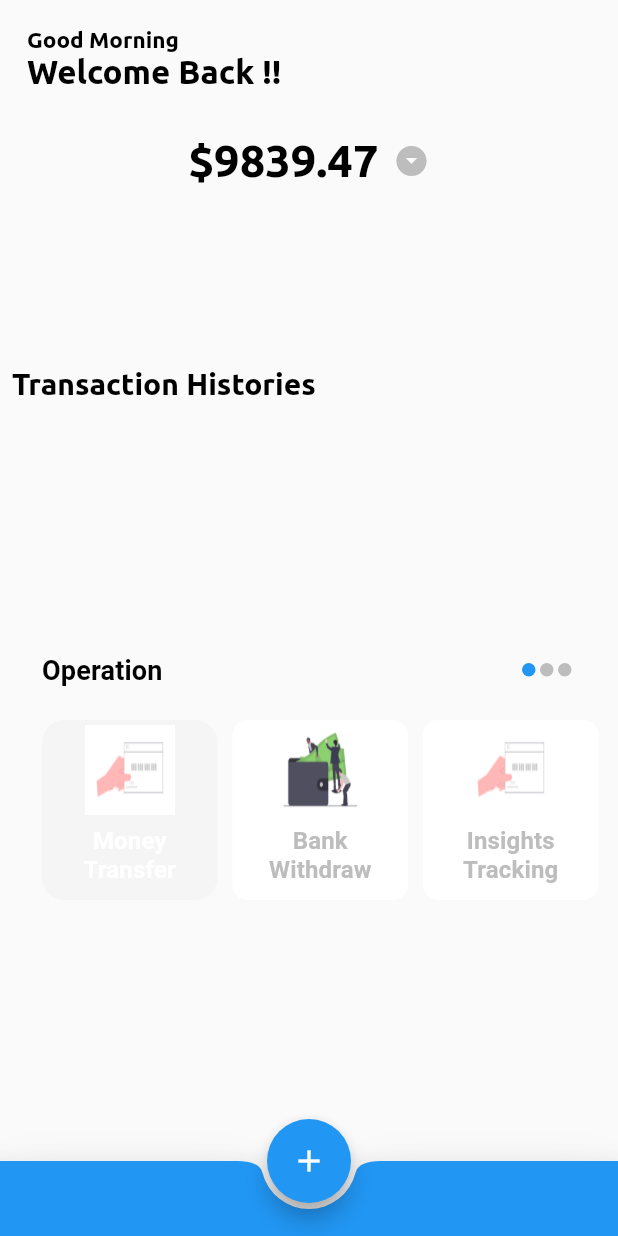
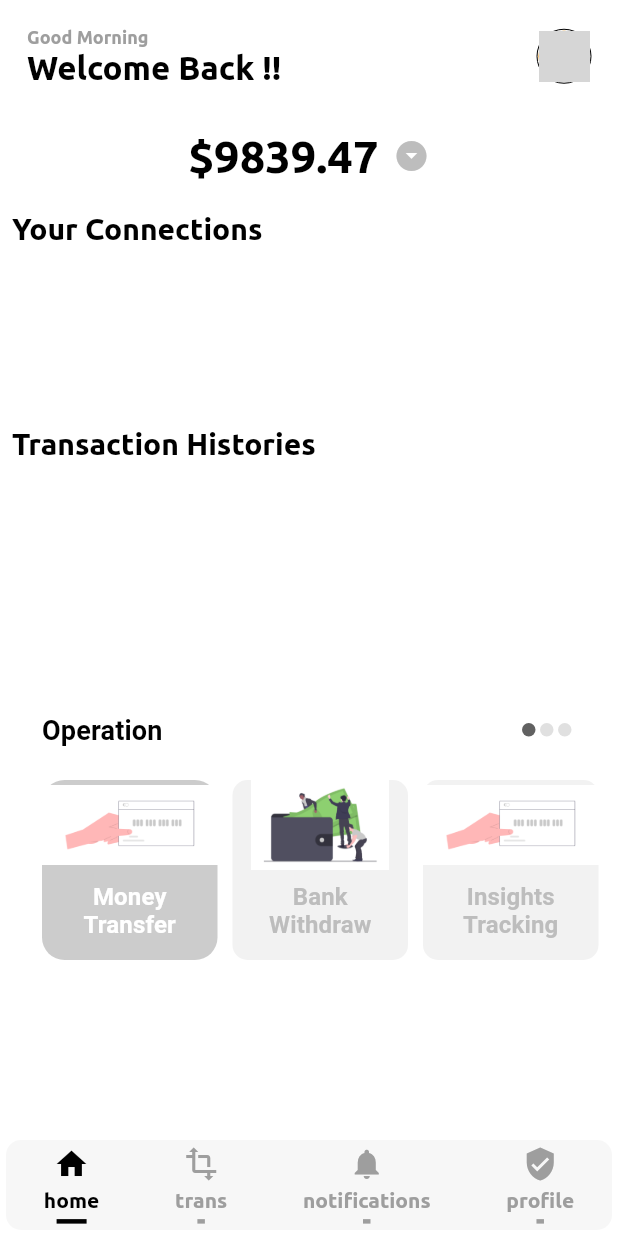
Before and after one commit to m7hamed-dev/bank_ui_moh_dev, a Flutter app: the HomeScreen screen opened directly, on a phone screen of 412 x 824 dp. Run offline on Flutter 3.47's test engine with Material 2 defaults, Android fonts, the phone set to English and light mode, and no system bars; our stand-ins replace cloud_firestore, firebase_auth, firebase_core, shared_preferences, sqflite; accounts and stored records are empty; network calls fail; grey boxes are pictures that could not be loaded.

Commit message:
enhance ui

```diff
--- a/lib/components/operationCard/operation_card.dart
+++ b/lib/components/operationCard/operation_card.dart
@@ -25,7 +25,10 @@ class _OperationCardState extends State<OperationCard> {
       height: 117,
       width: 117,
       decoration: BoxDecoration(
-        color: widget.isSelected ? Colors.black.withOpacity(.02) : Colors.white,
+        borderRadius: BorderRadius.circular(widget.isSelected ? 15.0 : 10.0),
+        color: widget.isSelected
+            ? Colors.black.withOpacity(.20)
+            : Colors.black.withOpacity(.05),
         // boxShadow: [
         //   BoxShadow(
         //     color: Colors.black.withOpacity(.06),
@@ -34,19 +37,28 @@ class _OperationCardState extends State<OperationCard> {
         //     offset: const Offset(0.2, 2.0),
         //   ),
         // ],
-        borderRadius: BorderRadius.circular(widget.isSelected ? 15.0 : 10.0),
       ),
       child: Column(
-        mainAxisAlignment: MainAxisAlignment.center,
-        crossAxisAlignment: CrossAxisAlignment.center,
+        // mainAxisAlignment: MainAxisAlignment.center,
+        // crossAxisAlignment: CrossAxisAlignment.center,
         children: [
-          Image.asset(
-            widget.operationIcon,
-            fit: BoxFit.fill,
+          Container(
             height: 60.0,
-            width: 60.0,
-            // color: widget.isSelected ? Colors.white : Colors.blue,
+            // width: 117,
+            decoration: BoxDecoration(
+                image: DecorationImage(
+              image: AssetImage(
+                widget.operationIcon,
+              ),
+            )),
           ),
+          // Image.asset(
+          //   widget.operationIcon,
+          //   fit: BoxFit.fill,
+          //   height: 60.0,
+          //   // width: 60.0,
+          //   // color: widget.isSelected ? Colors.white : Colors.blue,
+          // ),
           Padding(
             padding: const EdgeInsets.all(8.0),
             child: Text(
--- a/lib/screens/home_screen.dart
+++ b/lib/screens/home_screen.dart
@@ -3,6 +3,7 @@ import 'package:bank_ui_moh_dev/components/transactionHistory/transactionHistory
 import 'package:bank_ui_moh_dev/constants/constants.dart';
 import 'package:bank_ui_moh_dev/database/databaseHelper.dart';
 import 'package:bank_ui_moh_dev/model/transectionDetails.dart';
+import 'package:bank_ui_moh_dev/screens/account/profile_view.dart';
 import 'package:bank_ui_moh_dev/screens/home/listview_atm_card.dart';
 import 'package:bank_ui_moh_dev/style/txt_style.dart';
 import 'package:bank_ui_moh_dev/tools/push.dart';
@@ -33,6 +34,18 @@ class _HomeScreenState extends State<HomeScreen> {
 
   int current = 0;
   List datas = ["Money Transfer", "Bank Withdraw", "Insights Tracking"];
+  final List pagesName = <String>[
+    'home',
+    'trans',
+    'notifications',
+    'profile',
+  ];
+  final List iconsName = <IconData>[
+    Icons.home,
+    Icons.transform,
+    Icons.notifications,
+    Icons.verified_user,
+  ];
 
   void getGreeting() {
     if (currentTime.hour < 12) {
@@ -61,10 +74,11 @@ class _HomeScreenState extends State<HomeScreen> {
     getGreeting();
   }
 
+  int selectedPageindex = 0;
   @override
   Widget build(BuildContext context) {
     return Scaffold(
-      // backgroundColor: mgBgColor,
+      backgroundColor: Colors.white,
       body: SafeArea(
         child: SingleChildScrollView(
           physics: const BouncingScrollPhysics(),
@@ -76,6 +90,11 @@ class _HomeScreenState extends State<HomeScreen> {
                 HeaderAccount(greeting: greeting),
                 const SizedBox(height: 20.0),
                 const CurrentAmount(),
+                const SizedBox(height: 20.0),
+                Text(
+                  'Your Connections',
+                  style: TxtStyle.style(fontSize: 20.0),
+                ),
                 const SizedBox(
                   height: 100,
                   child: UsersView(),
@@ -119,8 +138,8 @@ class _HomeScreenState extends State<HomeScreen> {
                               decoration: BoxDecoration(
                                 shape: BoxShape.circle,
                                 color: current == index
-                                    ? mgBlueColor
-                                    : Colors.grey[400],
+                                    ? Colors.grey[700]
+                                    : Colors.grey[300],
                               ),
                             );
                           }),
@@ -154,26 +173,71 @@ class _HomeScreenState extends State<HomeScreen> {
           ),
         ),
       ),
-      bottomNavigationBar: BottomAppBar(
-        shape: const CircularNotchedRectangle(),
-        color: mgBlueColor,
-        elevation: 15,
-        child: Container(height: 50.0),
+      bottomNavigationBar: AnimatedContainer(
+        duration: const Duration(milliseconds: 800),
+        height: 60.0,
+        margin: const EdgeInsets.all(4.0),
+        decoration: BoxDecoration(
+          color: Colors.black.withOpacity(.03),
+          borderRadius: BorderRadius.circular(10.0),
+        ),
+        child: Row(
+          mainAxisAlignment: MainAxisAlignment.spaceAround,
+          children: List.generate(
+            4,
+            (index) => GestureDetector(
+              onTap: () => onTap(index),
+              child: Column(
+                mainAxisAlignment: MainAxisAlignment.spaceEvenly,
+                children: [
+                  Icon(
+                    iconsName[index],
+                    color: getColor(index),
+                  ),
+                  Text(
+                    pagesName[index],
+                    style: TxtStyle.style(
+                      color: getColor(index),
+                    ),
+                  ),
+                  AnimatedContainer(
+                    duration: const Duration(milliseconds: 10),
+                    curve: Curves.easeInToLinear,
+                    height: 3,
+                    width: widthUnderLine(index),
+                    color: getColor(index),
+                  )
+                ],
+              ),
+            ),
+          ),
+        ),
       ),
-      floatingActionButton: FloatingActionButton(
-        backgroundColor: mgBlueColor,
-        onPressed: () {
-          Push.toPageWithAnimation(
-              context,
-              const AddCardBank(
-                isAddNewCard: true,
-                cardNumber: '',
-              ));
-        },
-        child: const Icon(Icons.add),
-      ),
-      floatingActionButtonLocation: FloatingActionButtonLocation.centerDocked,
     );
+  }
+
+  Future<void> onTap(int index) async {
+    selectedPageindex = index;
+    getColor(index);
+    widthUnderLine(index);
+    setState(() {});
+    if (selectedPageindex == 3) {
+      Push.toPage(context, const ProfileView());
+    }
+  }
+
+  Color getColor(int index) {
+    if (selectedPageindex == index) {
+      return Colors.black;
+    }
+    return Colors.grey;
+  }
+
+  double widthUnderLine(int index) {
+    if (selectedPageindex == index) {
+      return 20.0;
+    }
+    return 5.0;
   }
 }
 
--- a/lib/widgets/header_account.dart
+++ b/lib/widgets/header_account.dart
@@ -9,12 +9,14 @@ class HeaderAccount extends StatelessWidget {
   Widget build(BuildContext context) {
     return Container(
       padding: const EdgeInsets.all(10.0),
-      child: Column(
+      child: Row(
+        children: [
+          Column(
             crossAxisAlignment: CrossAxisAlignment.start,
             children: [
               Text(
                 greeting,
-            style: TxtStyle.style(fontSize: 15.0),
+                style: TxtStyle.style(fontSize: 12.0, color: Colors.grey),
               ),
               Text(
                 'Welcome Back !!',
@@ -22,6 +24,24 @@ class HeaderAccount extends StatelessWidget {
               ),
             ],
           ),
+          const Spacer(),
+          Container(
+            padding: const EdgeInsets.all(1.0),
+            decoration: BoxDecoration(
+              color: Colors.grey.shade100,
+              shape: BoxShape.circle,
+              border: Border.all(width: 0.0),
+            ),
+            child: const CircleAvatar(
+              backgroundColor: Colors.orange,
+              radius: 17.0,
+              backgroundImage: NetworkImage(
+                Constant.userImageUrl,
+              ),
+            ),
+          ),
+        ],
+      ),
     );
   }
 }
```
Also changed, not shown: lib/screens/account/profile_view.dart (added, +35 -0 lines), lib/screens/transfer_money.dart (+126 -29 lines), lib/screens/users/users_view.dart (+18 -2 lines), lib/tools/push.dart (+10 -8 lines). Lines whose indentation alone changed are shown as unchanged.
